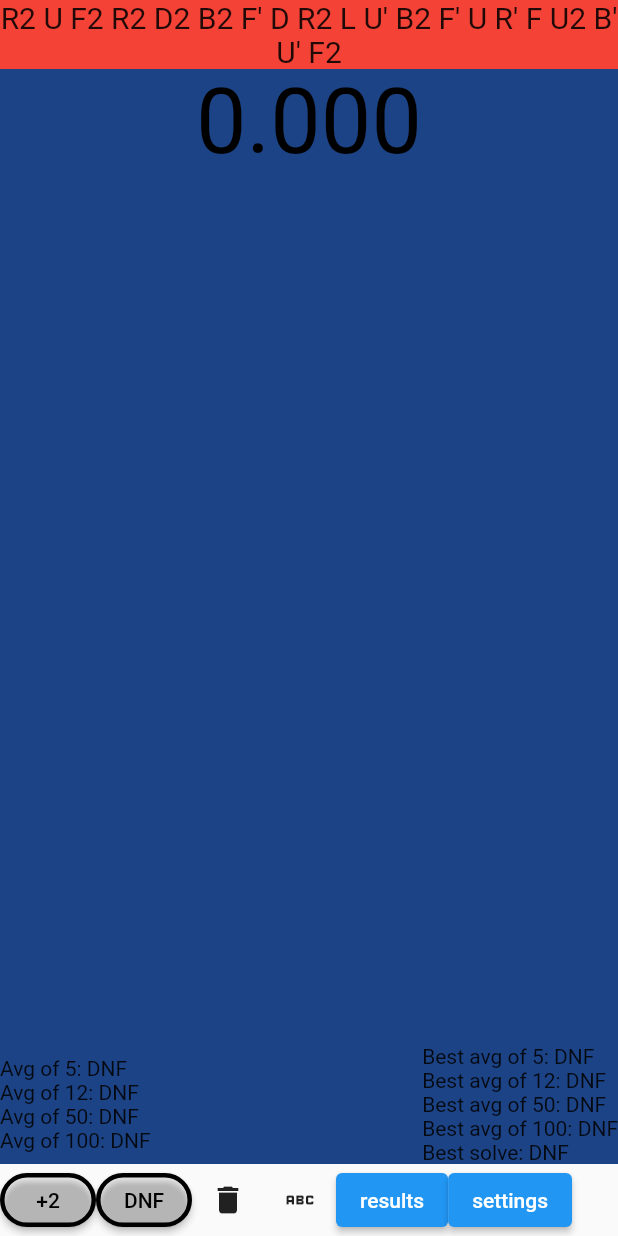
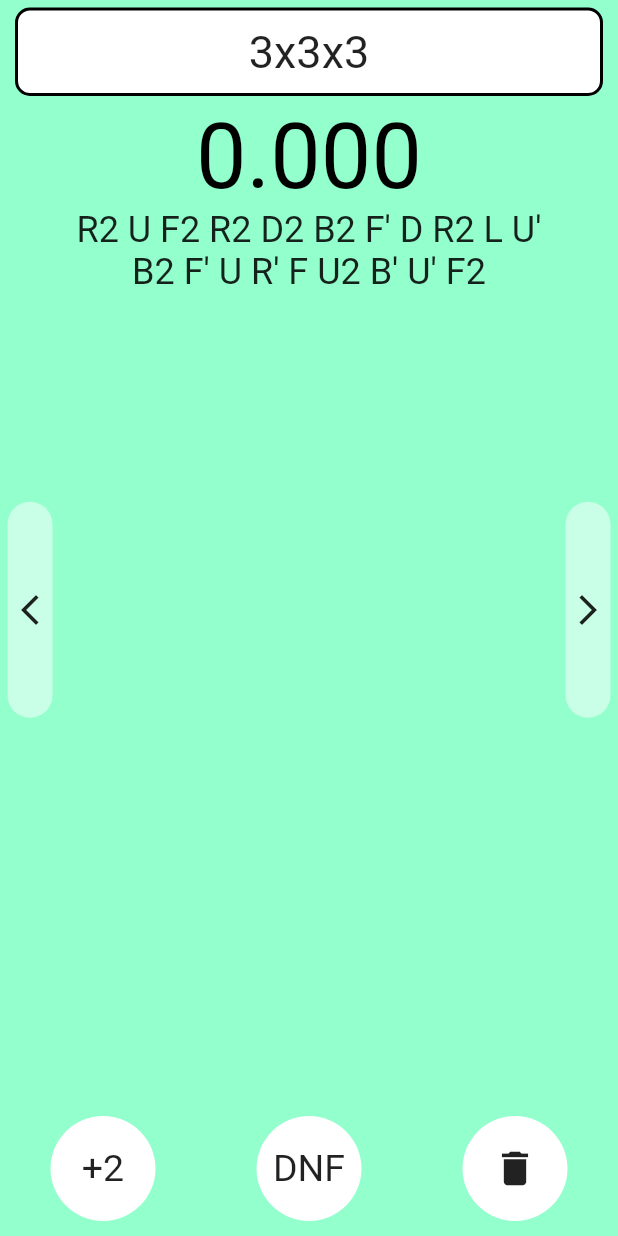
Before and after one commit to maxmasli/FlutterSpeedTimer, a Flutter app: the screen it shows after launch, on a phone screen of 412 x 824 dp. Run offline on Flutter 3.47's test engine with Material 2 defaults, Android fonts, the phone set to English and light mode, and no system bars; our stand-ins replace dartz, equatable, flutter_bloc, flutter_svg, get_it, hive_flutter and 2 more; accounts and stored records are empty.

Commit message:
rebuilding timer screen

```diff
--- a/lib/features/speedtimer/domain/entities/events.dart
+++ b/lib/features/speedtimer/domain/entities/events.dart
@@ -3,19 +3,32 @@ import 'package:hive_flutter/hive_flutter.dart';
 part 'events.g.dart';
 
 @HiveType(typeId: 2)
-enum Event{
+enum Event {
   @HiveField(0)
   cube222,
-
   @HiveField(1)
   cube333,
-
   @HiveField(2)
   pyraminx,
-
   @HiveField(3)
   skewb,
-
   @HiveField(4)
   clock
 }
+
+extension ParseToString on Event {
+  String toEventString() {
+    switch (this) {
+      case Event.cube222:
+        return "2x2x2";
+      case Event.cube333:
+        return "3x3x3";
+      case Event.pyraminx:
+        return "Pyraminx";
+      case Event.skewb:
+        return "Skewb";
+      case Event.clock:
+        return "Clock";
+    }
+  }
+}
--- a/lib/features/speedtimer/presentation/pages/timer_page.dart
+++ b/lib/features/speedtimer/presentation/pages/timer_page.dart
@@ -1,15 +1,15 @@
 import 'dart:async';
-
 import 'dart:async';
+import 'dart:math' as math;
 
 import 'package:flutter/material.dart';
 import 'package:flutter_bloc/flutter_bloc.dart';
 import 'package:speedtimer_flutter/core/utils/utils.dart';
 import 'package:speedtimer_flutter/di.dart';
+import 'package:speedtimer_flutter/features/speedtimer/domain/entities/events.dart';
 import 'package:speedtimer_flutter/features/speedtimer/presentation/bloc/timer_bloc.dart';
-import 'dart:math' as math;
-
 import 'package:speedtimer_flutter/features/speedtimer/presentation/widgets/change_event_dialog.dart';
+import 'package:speedtimer_flutter/theme.dart';
 
 class TimerPage extends StatelessWidget {
   const TimerPage({Key? key}) : super(key: key);
@@ -17,22 +17,85 @@ class TimerPage extends StatelessWidget {
   @override
   Widget build(BuildContext context) {
     return Scaffold(
+      backgroundColor: mainColor,
       body: Column(
         crossAxisAlignment: CrossAxisAlignment.center,
-        children: [
-          const TimerScrambleWidget(),
-          const TimerWidget(),
-          Row(
+        children: const [
+          TimerChangeEventButtonWidget(),
+          TimerBodyWidget(),
+          TimerPenaltyWidget(),
+        ],
+      ),
+    );
+  }
+}
+
+class TimerBodyWidget extends StatelessWidget {
+  const TimerBodyWidget({Key? key}) : super(key: key);
+
+  @override
+  Widget build(BuildContext context) {
+    return Expanded(
+      child: Row(
+        children: const [
+          TimerSettingsButtonWidget(),
+          TimerMainWidget(),
+          TimerResultsButtonWidget(),
+        ],
+      ),
+    );
+  }
+}
+
+class TimerPenaltyWidget extends StatelessWidget {
+  const TimerPenaltyWidget({Key? key}) : super(key: key);
+
+  @override
+  Widget build(BuildContext context) {
+    return Padding(
+      padding: const EdgeInsets.only(bottom: 10),
+      child: Row(
+        mainAxisAlignment: MainAxisAlignment.spaceAround,
         children: const [
           TimerPlus2ButtonWidget(),
           TimerDNFButtonWidget(),
-              TimerDeleteResultWidget(),
-              TimerChangeEventButtonWidget(),
-              TimerResultsButtonWidget(),
-              TimerSettingsButtonWidget(),
+          TimerDeleteResultWidget()
         ],
-          )
+      ),
+    );
+  }
+}
+
+
+class TimerMainWidget extends StatelessWidget {
+  const TimerMainWidget({Key? key}) : super(key: key);
+
+  @override
+  Widget build(BuildContext context) {
+    final bloc = context.read<TimerBloc>();
+    return Expanded(
+      child: GestureDetector(
+        onPanDown: (_) => bloc.add(TimerOnTapDownEvent()),
+        onPanEnd: (_) => bloc.add(TimerOnTapUpEvent()),
+        child: Container(
+          decoration: const BoxDecoration(),
+          width: double.infinity,
+          child: Column(
+            mainAxisAlignment: MainAxisAlignment.spaceBetween,
+            crossAxisAlignment: CrossAxisAlignment.start,
+            children: [
+              SizedBox(
+                width: double.infinity,
+                child: Column(
+                  children: const [
+                    TimerWidget(),
+                    TimerScrambleWidget(),
                   ],
+                ),
+              ),
+            ],
+          ),
+        ),
       ),
     );
   }
@@ -43,17 +106,7 @@ class TimerWidget extends StatelessWidget {
 
   @override
   Widget build(BuildContext context) {
-    final bloc = context.read<TimerBloc>();
-    return Expanded(
-      child: GestureDetector(
-        onPanDown: (_) => bloc.add(TimerOnTapDownEvent()),
-        onPanEnd: (_) => bloc.add(TimerOnTapUpEvent()),
-        child: SizedBox(
-          width: double.infinity,
-          child: ColoredBox(
-            color: Color((math.Random().nextDouble() * 0xFFFFFF).toInt())
-                .withOpacity(1.0),
-            child: BlocBuilder<TimerBloc, TimerState>(
+    return BlocBuilder<TimerBloc, TimerState>(
       buildWhen: (prev, state) =>
       prev.timeInMillis != state.timeInMillis ||
           prev.timerStateEnum != state.timerStateEnum ||
@@ -63,33 +116,25 @@ class TimerWidget extends StatelessWidget {
         if (state.timerStateEnum == TimerStateEnum.readyToStart) {
           textColor = Colors.green;
         }
-
         return Column(
           mainAxisAlignment: MainAxisAlignment.spaceBetween,
           crossAxisAlignment: CrossAxisAlignment.start,
           children: [
             SizedBox(
               width: double.infinity,
-                      child: Text(
+              child: Column(
+                children: [
+                  Text(
                     millisToString(state.timeInMillis),
                     style: TextStyle(fontSize: 60, color: textColor),
                     textAlign: TextAlign.center,
                   ),
+                ],
               ),
-                    Row(
-                      mainAxisAlignment: MainAxisAlignment.spaceBetween,
-                      children: const [
-                        TimerAvgWidget(),
-                        TimerBestAvgWidget(),
-                      ],
             ),
           ],
         );
       },
-            ),
-          ),
-        ),
-      ),
     );
   }
 }
@@ -143,18 +188,15 @@ class TimerScrambleWidget extends StatelessWidget {
 
   @override
   Widget build(BuildContext context) {
-    return ColoredBox(
-      color: Colors.red,
-      child: BlocBuilder<TimerBloc, TimerState>(
+    return BlocBuilder<TimerBloc, TimerState>(
       buildWhen: (prev, state) => prev.scramble != state.scramble,
       builder: (context, state) {
         return Text(
           state.scramble,
-            style: const TextStyle(fontSize: 20),
+          style: const TextStyle(fontSize: 24),
           textAlign: TextAlign.center,
         );
       },
-      ),
     );
   }
 }
@@ -168,22 +210,24 @@ class TimerPlus2ButtonWidget extends StatelessWidget {
     return BlocBuilder<TimerBloc, TimerState>(
       buildWhen: (prev, state) => prev.currentResult != state.currentResult,
       builder: (context, state) {
-        var backgroundColor = Colors.transparent;
+        var backgroundColor = secondaryColor;
         if (state.currentResult != null && state.currentResult!.isPlus2) {
           backgroundColor = Colors.red;
         }
-        return ElevatedButton(
-          onPressed: () {
+        return GestureDetector(
+          onTap: () {
             bloc.add(const TimerPlus2Event());
           },
-          style: ButtonStyle(
-            backgroundColor: MaterialStateProperty.all(backgroundColor),
-            shape: MaterialStateProperty.all(RoundedRectangleBorder(
-              borderRadius: BorderRadius.circular(30),
-              side: const BorderSide(width: 3, color: Colors.black),
-            )),
+          child: Container(
+            width: 70,
+            height: 70,
+            alignment: Alignment.center,
+            decoration: BoxDecoration(
+              borderRadius: const BorderRadius.all(Radius.circular(100)),
+              color: backgroundColor,
             ),
-          child: const Text("+2", style: TextStyle(color: Colors.black)),
+            child: const Text("+2", style: TextStyle(fontSize: 25),),
+          ),
         );
       },
     );
@@ -199,21 +243,24 @@ class TimerDNFButtonWidget extends StatelessWidget {
     return BlocBuilder<TimerBloc, TimerState>(
       buildWhen: (prev, state) => prev.currentResult != state.currentResult,
       builder: (context, state) {
-        var backgroundColor = Colors.transparent;
+        var backgroundColor = secondaryColor;
         if (state.currentResult != null && state.currentResult!.isDNF) {
           backgroundColor = Colors.red;
         }
-        return ElevatedButton(
-          onPressed: () {
+        return GestureDetector(
+          onTap: () {
             bloc.add(const TimerDNFEvent());
           },
-          style: ButtonStyle(
-            backgroundColor: MaterialStateProperty.all(backgroundColor),
-            shape: MaterialStateProperty.all(RoundedRectangleBorder(
-                borderRadius: BorderRadius.circular(30),
-                side: const BorderSide(width: 3, color: Colors.black))),
+          child: Container(
+            width: 70,
+            height: 70,
+            alignment: Alignment.center,
+            decoration: BoxDecoration(
+              borderRadius: const BorderRadius.all(Radius.circular(100)),
+              color: backgroundColor,
             ),
-          child: const Text("DNF", style: TextStyle(color: Colors.black)),
+            child: const Text("DNF", style: TextStyle(fontSize: 25),),
+          ),
         );
       },
     );
@@ -226,11 +273,20 @@ class TimerDeleteResultWidget extends StatelessWidget {
   @override
   Widget build(BuildContext context) {
     final bloc = context.read<TimerBloc>();
-    return IconButton(
-      onPressed: () {
+    return GestureDetector(
+      onTap: () {
         bloc.add(const TimerDeleteResultEvent());
       },
-      icon: const Icon(Icons.delete),
+      child: Container(
+        width: 70,
+        height: 70,
+        alignment: Alignment.center,
+        decoration: const BoxDecoration(
+          borderRadius: BorderRadius.all(Radius.circular(100)),
+          color: secondaryColor,
+        ),
+        child: const Icon(Icons.delete, size: 30),
+      ),
     );
   }
 }
@@ -240,15 +296,31 @@ class TimerChangeEventButtonWidget extends StatelessWidget {
 
   @override
   Widget build(BuildContext context) {
-    return IconButton(
-      onPressed: () {
+    return GestureDetector(
+      onTap: () {
         showDialog(
             context: context,
             builder: (context) {
               return const ChangeEventDialog();
             });
       },
-      icon: const Icon(Icons.abc),
+      child: Container(
+        margin: const EdgeInsets.symmetric(horizontal: 10, vertical: 5),
+        padding: const EdgeInsets.symmetric(vertical: 10),
+        width: double.infinity,
+        alignment: Alignment.center,
+        decoration: BoxDecoration(
+          color: secondaryColor,
+          border: Border.all(width: 2),
+          borderRadius: const BorderRadius.all(Radius.circular(10)),
+        ),
+        child: BlocBuilder<TimerBloc, TimerState>(
+          buildWhen: (prev, state) => prev.event != state.event,
+          builder: (context, state) {
+            return Text(state.event.toEventString(), style: TextStyle(fontSize: 30));
+          },
+        ),
+      ),
     );
   }
 }
@@ -258,12 +330,21 @@ class TimerResultsButtonWidget extends StatelessWidget {
 
   @override
   Widget build(BuildContext context) {
-    return ElevatedButton(
-      onPressed: () {
+    return GestureDetector(
+      onTap: () {
         sl<PageController>().animateToPage(2,
             duration: const Duration(milliseconds: 200), curve: Curves.ease);
       },
-      child: const Text("results"),
+      child: Container(
+        margin: const EdgeInsets.only(right: 5),
+        decoration: BoxDecoration(
+            color: const Color(0xFFFFFFFF).withOpacity(0.5),
+            borderRadius: const BorderRadius.all(Radius.circular(100))),
+        child: const Padding(
+          padding: EdgeInsets.symmetric(vertical: 60, horizontal: 3),
+          child: Icon(Icons.arrow_forward_ios),
+        ),
+      ),
     );
   }
 }
@@ -273,13 +354,21 @@ class TimerSettingsButtonWidget extends StatelessWidget {
 
   @override
   Widget build(BuildContext context) {
-    return ElevatedButton(
-      onPressed: () {
+    return GestureDetector(
+      onTap: () {
         sl<PageController>().animateToPage(0,
             duration: const Duration(milliseconds: 200), curve: Curves.ease);
       },
-      child: const Text("settings"),
+      child: Container(
+        margin: const EdgeInsets.only(left: 5),
+        decoration: BoxDecoration(
+            color: const Color(0xFFFFFFFF).withOpacity(0.5),
+            borderRadius: const BorderRadius.all(Radius.circular(100))),
+        child: const Padding(
+          padding: EdgeInsets.symmetric(vertical: 60, horizontal: 3),
+          child: Icon(Icons.arrow_back_ios_new),
+        ),
+      ),
     );
-    ;
   }
 }
--- /dev/null
+++ b/lib/theme.dart
@@ -0,0 +1,4 @@
+import 'package:flutter/material.dart';
+
+const mainColor = Color(0xFF93FFCD);
+const secondaryColor = Color(0xFFFFFFFF);
```
Lines whose indentation alone changed are shown as unchanged.
